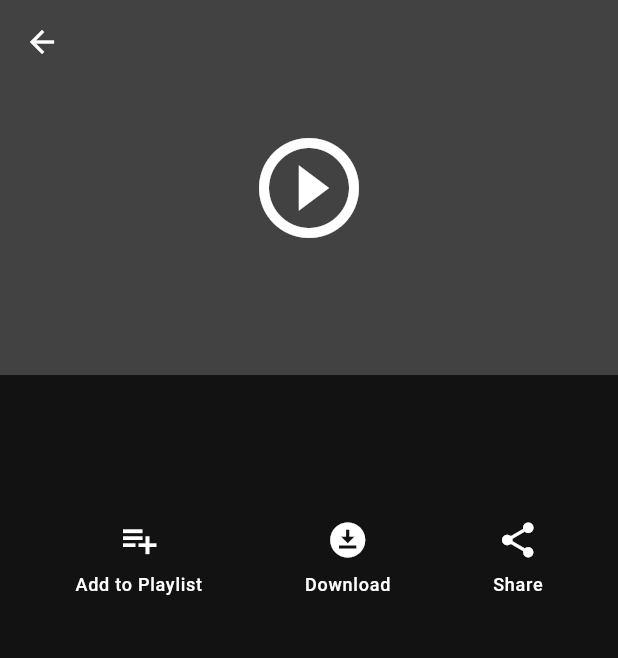
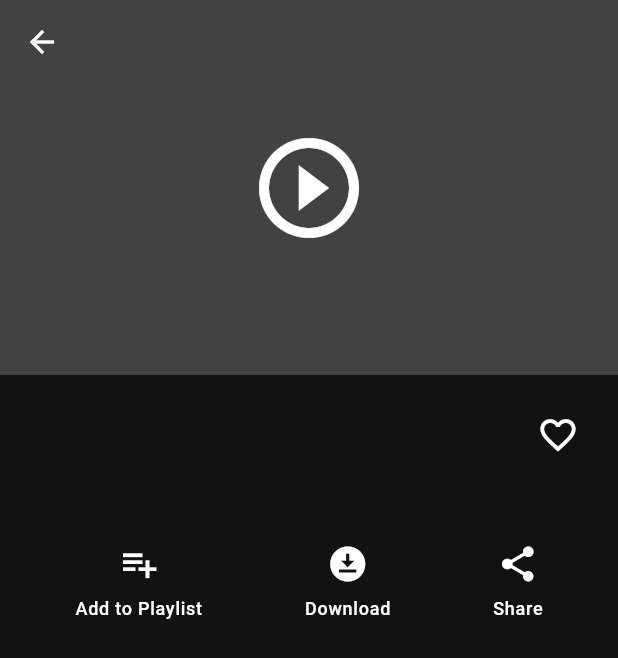
Before and after one commit to chigoezeh/selman_app, a Flutter app: the ContentDetailScreen screen opened directly with empty values, on a phone screen of 412 x 824 dp. Shown: the top 658 px of the screen. Run offline on Flutter 3.47's test engine with Material 3 defaults, Android fonts, the phone set to English and light mode, and no system bars; accounts and stored records are empty.

Commit message:
added the favorite button to the content detail screen

```diff
--- a/lib/screens/content_detail_screen.dart
+++ b/lib/screens/content_detail_screen.dart
@@ -1,5 +1,6 @@
 import 'package:flutter/material.dart';
 import 'package:selman/models/content.dart';
+import 'package:selman/widgets/favorite_button.dart';
 
 class ContentDetailScreen extends StatelessWidget {
   // This screen will receive a Content object.
@@ -37,12 +38,21 @@ class ContentDetailScreen extends StatelessWidget {
               child: Column(
                 crossAxisAlignment: CrossAxisAlignment.start,
                 children: [
-                  Text(
-                    content.title,
-                    style: Theme.of(context)
-                        .textTheme
-                        .headlineSmall
-                        ?.copyWith(fontWeight: FontWeight.bold),
+                  Row(
+                    mainAxisAlignment: MainAxisAlignment.spaceBetween,
+                    crossAxisAlignment: CrossAxisAlignment.start,
+                    children: [
+                      Expanded(
+                        child: Text(
+                          content.title,
+                          style: Theme.of(context)
+                              .textTheme
+                              .headlineSmall
+                              ?.copyWith(fontWeight: FontWeight.bold),
+                        ),
+                      ),
+                      FavoriteButton(content: content),
+                    ],
                   ),
                   const SizedBox(height: 8),
                   Text(
```
